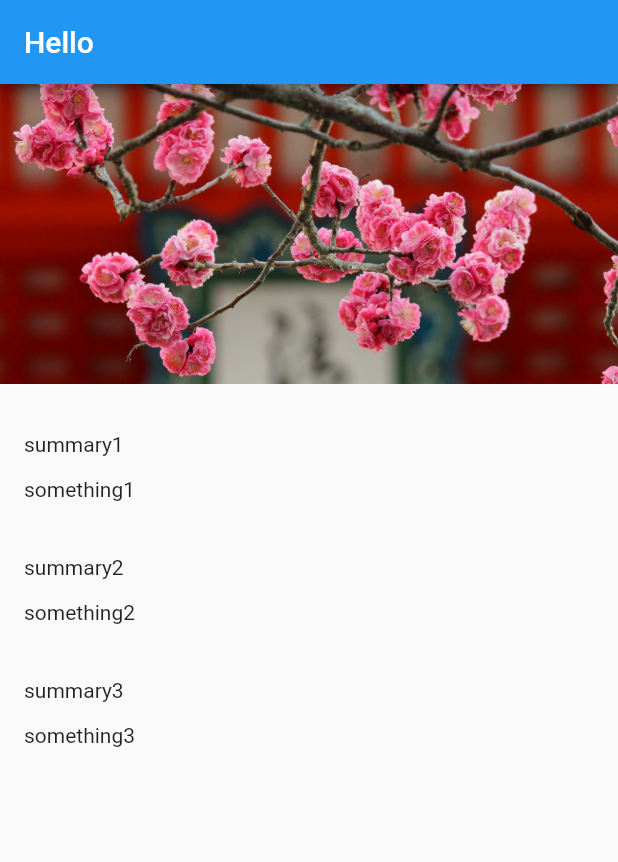
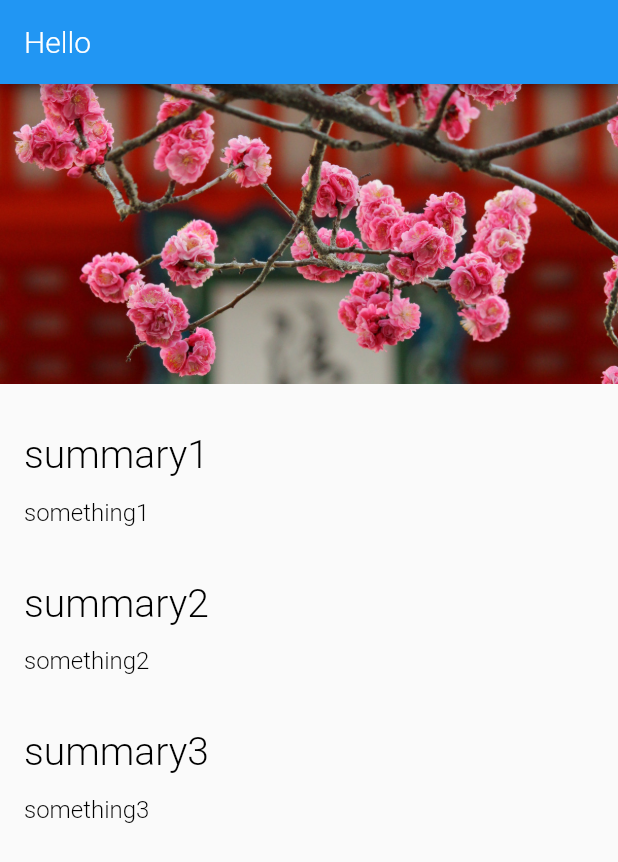
Before and after one commit to nagendraputhane/flutter_basics, a Flutter app: the screen it shows after launch, on a phone screen of 412 x 824 dp. Shown: the top 862 px of the screen. Run offline on Flutter 3.47's test engine with Material 2 defaults, Android fonts, the phone set to English and light mode, and no system bars; Roboto replaces fonts that are missing (Montserrat).

Commit message:
custom font

```diff
--- a/lib/app.dart
+++ b/lib/app.dart
@@ -1,10 +1,22 @@
 import 'package:flutter/material.dart';
 import 'screens/location_detail/location_detail.dart';
+import 'style.dart';
 
 class App extends StatelessWidget{
 
   @override
   Widget build(BuildContext context) {
-    return MaterialApp(home: LocationDetail());
+    return MaterialApp(
+      home: LocationDetail(),
+      theme: ThemeData(
+        appBarTheme: AppBarTheme(
+          textTheme: TextTheme(title: AppBarTextStyle),
+        ),
+        textTheme: TextTheme(
+          title: TitleTextStyle,
+          body1: Body1TextStyle,
+        ),
+      )
+    );
   }
 }
--- a/lib/screens/location_detail/text_section.dart
+++ b/lib/screens/location_detail/text_section.dart
@@ -16,11 +16,11 @@ class TextSection extends StatelessWidget{
       children: [
         Container(
           padding: const EdgeInsets.fromLTRB(_hPad, 32.0, _hPad, 4.0),
-          child: Text(_title),
+          child: Text(_title, style: Theme.of(context).textTheme.title),
         ),
         Container(
           padding: const EdgeInsets.fromLTRB(_hPad, 10.0, _hPad, 4.0),
-          child: Text(_body),
+          child: Text(_body, style: Theme.of(context).textTheme.body1),
         ),
       ]
       );
--- /dev/null
+++ b/lib/style.dart
@@ -0,0 +1,28 @@
+import 'package:flutter/material.dart';
+
+const LargeTextSize = 26.0;
+const MediumTextSize = 20.0;
+const BodyTextSize = 16.0;
+
+const String FontNameDefault = 'Montserrat';
+
+const AppBarTextStyle = TextStyle(
+  fontFamily: FontNameDefault,
+  fontWeight: FontWeight.w300,
+  fontSize: MediumTextSize,
+  color: Colors.white,
+);
+
+const TitleTextStyle = TextStyle(
+  fontFamily: FontNameDefault,
+  fontWeight: FontWeight.w300,
+  fontSize: LargeTextSize,
+  color: Colors.black,
+);
+
+const Body1TextStyle = TextStyle(
+  fontFamily: FontNameDefault,
+  fontWeight: FontWeight.w300,
+  fontSize: BodyTextSize,
+  color: Colors.black,
+);
```
